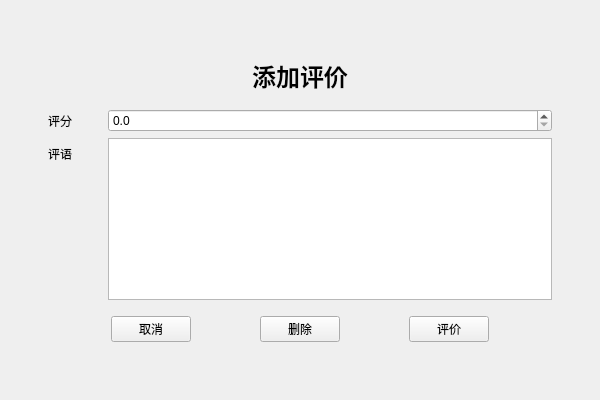
First picture: the form in ui/eva.ui, repository fanenr/cxx-DS-client, before the edit.
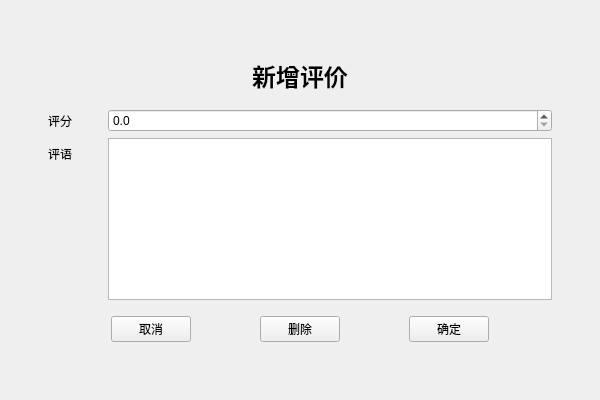
Second picture: the form after the edit.

Patch:
```diff
--- a/ui/eva.ui
+++ b/ui/eva.ui
@@ -51,7 +51,7 @@
          </font>
         </property>
         <property name="text">
-         <string>添加评价</string>
+         <string>新增评价</string>
         </property>
         <property name="alignment">
          <set>Qt::AlignCenter</set>
@@ -196,7 +196,7 @@
          </sizepolicy>
         </property>
         <property name="text">
-         <string>评价</string>
+         <string>确定</string>
         </property>
        </widget>
       </item>
```
Left out of the diff: 2 changed lines with no effect on the pictures.
